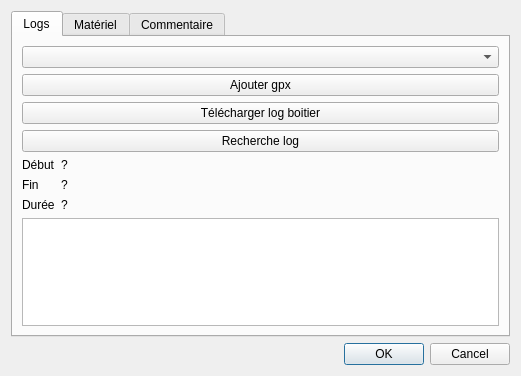
Old version of the form seafoil-log-analyzer/ui/session.ui in the repository ThomasLeMezo/seafoil-tools.
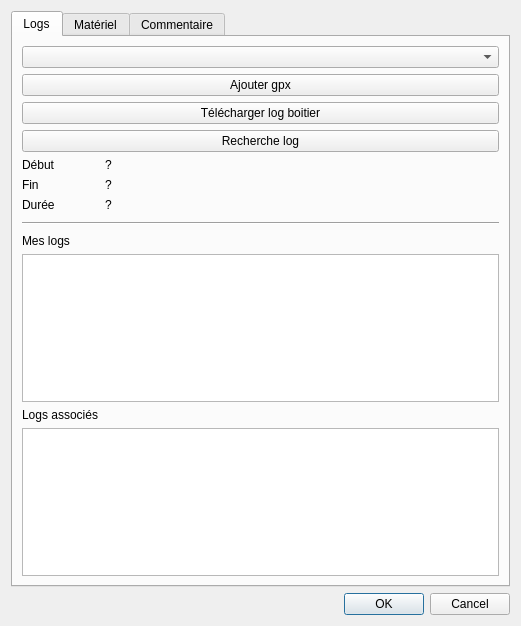
New version of the form.

```diff
--- a/seafoil-log-analyzer/ui/session.ui
+++ b/seafoil-log-analyzer/ui/session.ui
@@ -10,7 +10,7 @@
     <x>0</x>
     <y>0</y>
     <width>521</width>
-    <height>376</height>
+    <height>626</height>
    </rect>
   </property>
   <property name="windowTitle">
@@ -33,13 +33,6 @@
        <string>Logs</string>
       </attribute>
       <layout class="QFormLayout" name="formLayout_2">
-       <item row="4" column="0">
-        <widget class="QLabel" name="label_10">
-         <property name="text">
-          <string>Début</string>
-         </property>
-        </widget>
-       </item>
        <item row="0" column="0" colspan="2">
         <widget class="QComboBox" name="comboBox_rider">
          <property name="editable">
@@ -68,8 +61,19 @@
          </property>
         </widget>
        </item>
-       <item row="8" column="0" colspan="2">
-        <widget class="QListView" name="listView_log"/>
+       <item row="4" column="0">
+        <widget class="QLabel" name="label_10">
+         <property name="text">
+          <string>Début</string>
+         </property>
+        </widget>
+       </item>
+       <item row="4" column="1">
+        <widget class="QLabel" name="label_starting_date">
+         <property name="text">
+          <string>?</string>
+         </property>
+        </widget>
        </item>
        <item row="6" column="0">
         <widget class="QLabel" name="label_11">
@@ -78,13 +82,6 @@
          </property>
         </widget>
        </item>
-       <item row="4" column="1">
-        <widget class="QLabel" name="label_starting_date">
-         <property name="text">
-          <string>?</string>
-         </property>
-        </widget>
-       </item>
        <item row="6" column="1">
         <widget class="QLabel" name="label_ending_date">
          <property name="text">
@@ -106,6 +103,45 @@
          </property>
         </widget>
        </item>
+       <item row="11" column="0" colspan="2">
+        <widget class="QListView" name="listView_log"/>
+       </item>
+       <item row="12" column="0">
+        <widget class="QLabel" name="label_14">
+         <property name="text">
+          <string>Logs associés</string>
+         </property>
+        </widget>
+       </item>
+       <item row="13" column="0" colspan="2">
+        <widget class="QListWidget" name="listWidget"/>
+       </item>
+       <item row="9" column="0">
+        <widget class="QLabel" name="label_13">
+         <property name="text">
+          <string>Mes logs</string>
+         </property>
+        </widget>
+       </item>
+       <item row="8" column="0" colspan="2">
+        <widget class="Line" name="line">
+         <property name="sizePolicy">
+          <sizepolicy hsizetype="Expanding" vsizetype="Fixed">
+           <horstretch>0</horstretch>
+           <verstretch>0</verstretch>
+          </sizepolicy>
+         </property>
+         <property name="minimumSize">
+          <size>
+           <width>100</width>
+           <height>10</height>
+          </size>
+         </property>
+         <property name="orientation">
+          <enum>Qt::Horizontal</enum>
+         </property>
+        </widget>
+       </item>
       </layout>
      </widget>
      <widget class="QWidget" name="tab_2">
```
